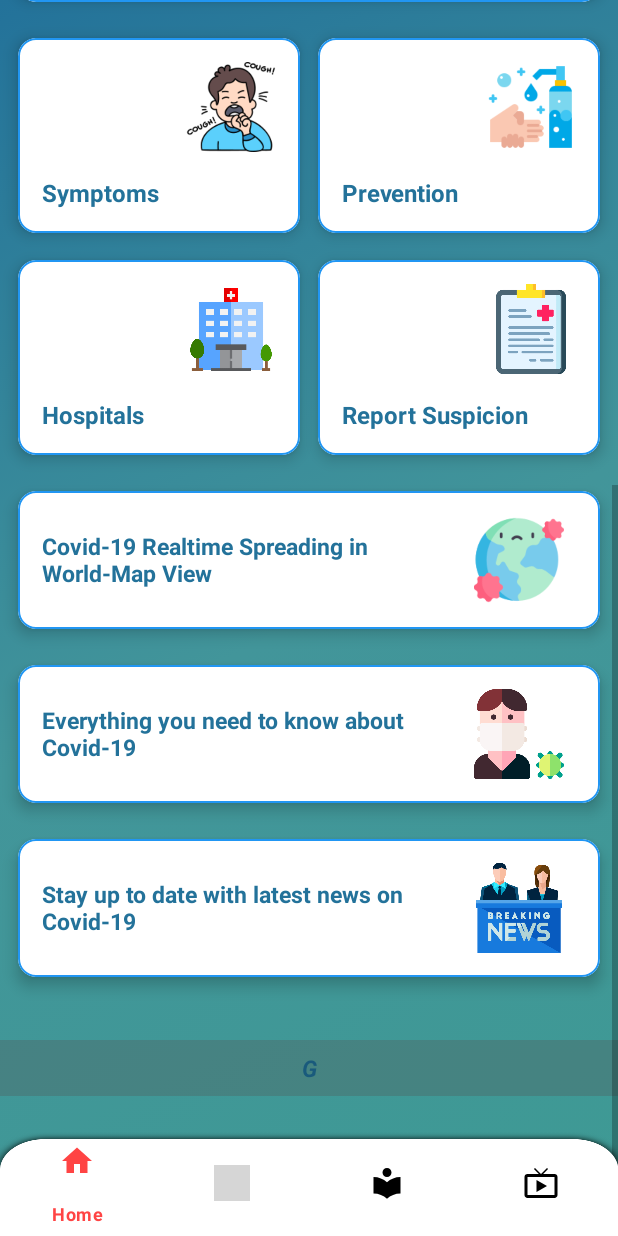
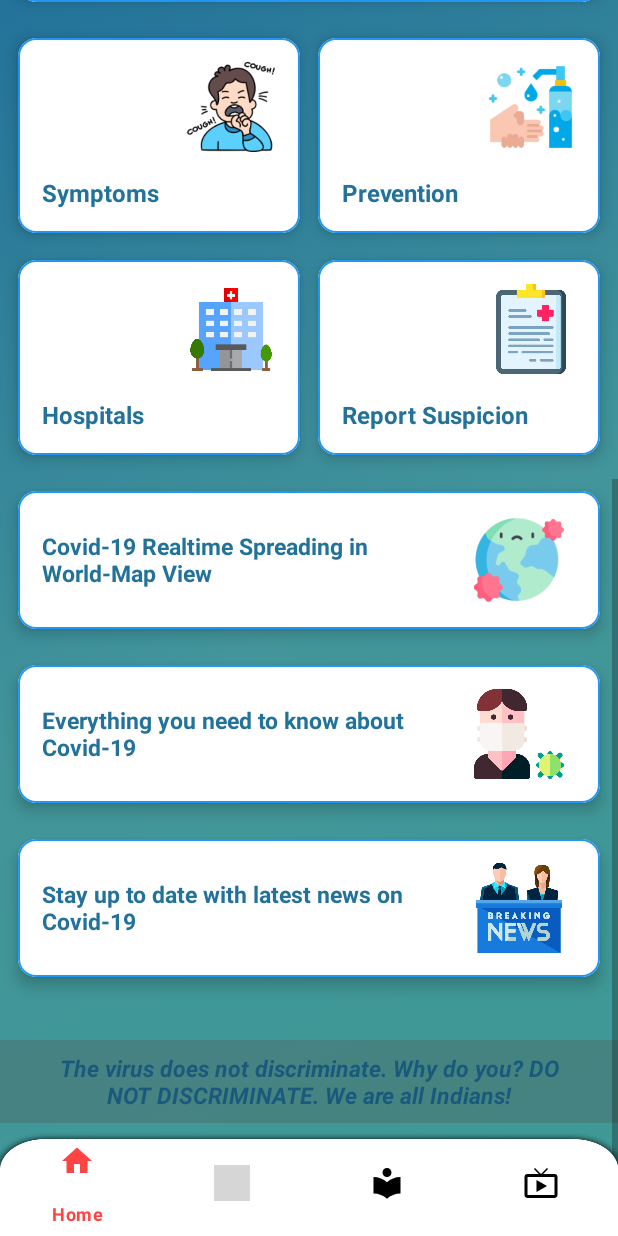
Before and after one commit to JoykishanSharma/Covid-19-Mobile-Updater-App, an Android app: the HomeActivity screen opened directly, with no data from a screen before it, scrolled down 552 dp, on a phone screen of 412 x 824 dp. Run offline under Robolectric (Android 15) with nearby library versions, the phone set to English and light mode, and no system bars; our stand-ins replace Volley; network calls fail; Roboto replaces fonts that are not available here; 7 statements that could not run were skipped; grey boxes are pictures that could not be loaded.

Commit message:
Daily Updates (Development)

```diff
--- a/app/src/main/java/com/joyappsdevteam/covid_19tracer/home_module/HomeActivity.java
+++ b/app/src/main/java/com/joyappsdevteam/covid_19tracer/home_module/HomeActivity.java
@@ -120,16 +120,16 @@ public class HomeActivity extends AppCompatActivity {
         });
 
         final String[] updateText = {
-                "A",
-                "B",
-                "C",
-                "D",
-                "E",
-                "F",
-                "G",
-                "H",
-                "I",
-                "J"
+                "Help out the elderly by bringing them their groceries and other essentials.",
+                "Stand against FAKE news and illegit WhatsApp forwards! Do NOT forward a message until you verify the content it contains.",
+                "There is no evidence that hot weather will stop the virus! You can! Stay home, stay safe.",
+                "Our brothers from the North-East are just as Indian as you! Help everyone during this crisis.",
+                "Plan ahead! Take a minute and check how much supplies you have at home. Planning lets you buy exactly what you need. ",
+                "If you have any medical queries, reach out to your state helpline, district administration or trusted doctors!",
+                "The virus does not discriminate. Why do you? DO NOT DISCRIMINATE. We are all Indians!",
+                "Help the medical fraternity by staying at home!",
+                "Get in touch with your local NGO's and district administration to volunteer for this cause.",
+                "If you have symptoms and suspect you have coronavirus - reach out to your doctor or call state helplines. Get help."
         };
         final Handler handler = new Handler();
         handler.post(new Runnable() {
--- a/app/src/main/java/com/joyappsdevteam/covid_19tracer/home_module/PreventionActivity.java
+++ b/app/src/main/java/com/joyappsdevteam/covid_19tracer/home_module/PreventionActivity.java
@@ -106,7 +106,8 @@ public class PreventionActivity extends AppCompatActivity implements View.OnClic
         preventionsEatHealthy.setOnClickListener(this);
         preventionCleanAndDisinfect = findViewById(R.id.prevention_clean_and_disinfect);
         preventionCleanAndDisinfect.setOnClickListener(this);
-
+        who_webview_cardview = findViewById(R.id.who_webview_cardview);
+        who_webview_cardview.setOnClickListener(this);
 
     }
 
--- a/app/src/main/res/layout/activity_info_webview.xml
+++ b/app/src/main/res/layout/activity_info_webview.xml
@@ -12,6 +12,7 @@
         android:layout_width="match_parent"
         android:layout_height="wrap_content"
         android:layout_marginTop="16dp"
+        android:layout_marginBottom="12dp"
         android:orientation="horizontal">
 
         <ImageView
```
Also changed, not shown: app/src/main/res/layout/activity_prevention.xml (+4 -3 lines).
